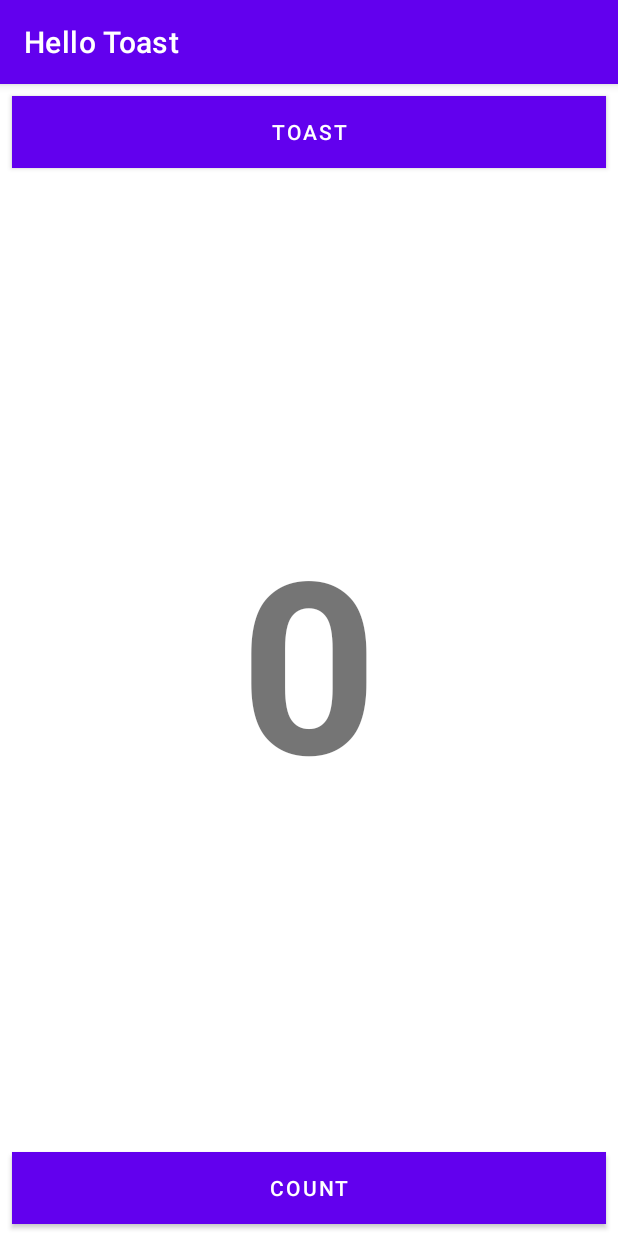
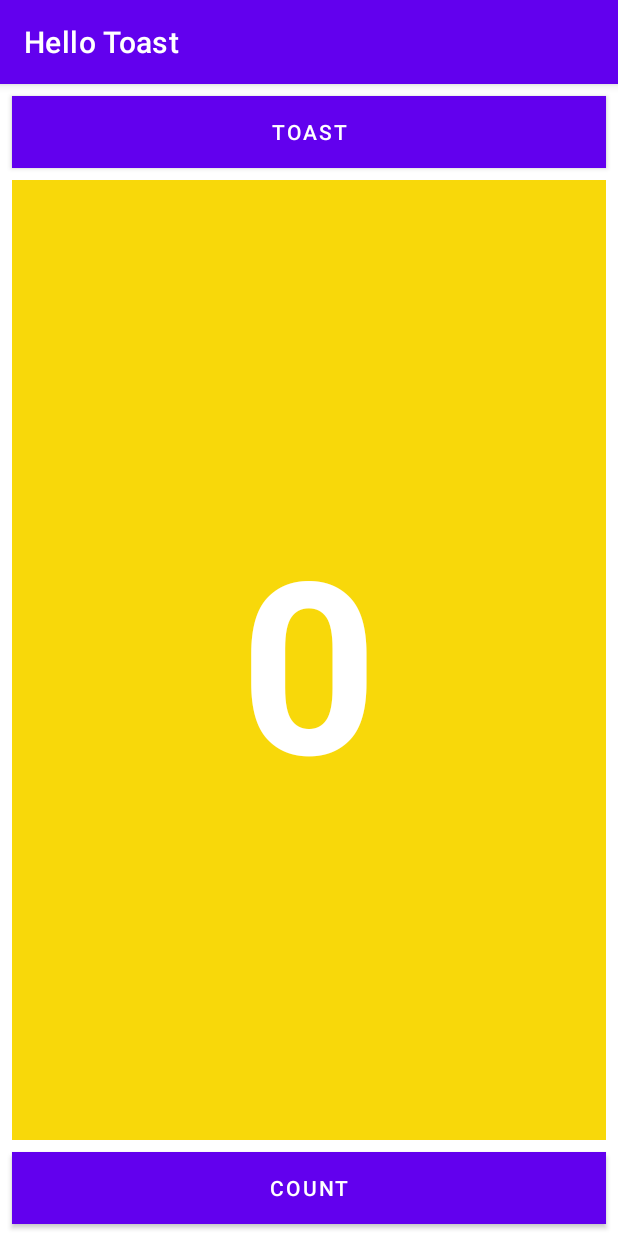
Before and after one commit to MAD-Weekly-Assignment/Lab-1-HelloToast, an Android app: the screen it shows after launch (MainActivity), on a phone screen of 412 x 824 dp. Run offline under Robolectric (Android 15) with nearby library versions, the phone set to English and light mode, and no system bars.

```diff
--- a/HelloToast/app/src/main/res/layout/activity_main.xml
+++ b/HelloToast/app/src/main/res/layout/activity_main.xml
@@ -46,9 +46,11 @@
         android:layout_marginTop="8dp"
         android:layout_marginEnd="8dp"
         android:layout_marginBottom="8dp"
+        android:background="@color/colorSecondary"
         android:gravity="center"
         android:text="@string/count_initial_value"
         android:textAlignment="center"
+        android:textColor="#FFFFFF"
         android:textSize="160sp"
         android:textStyle="bold"
         app:layout_constraintBottom_toTopOf="@+id/button_count"
```
Lines whose indentation alone changed are shown as unchanged.
